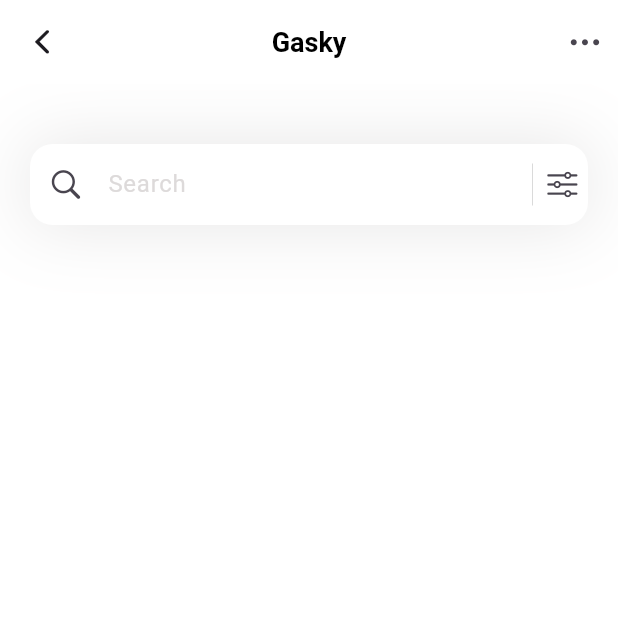
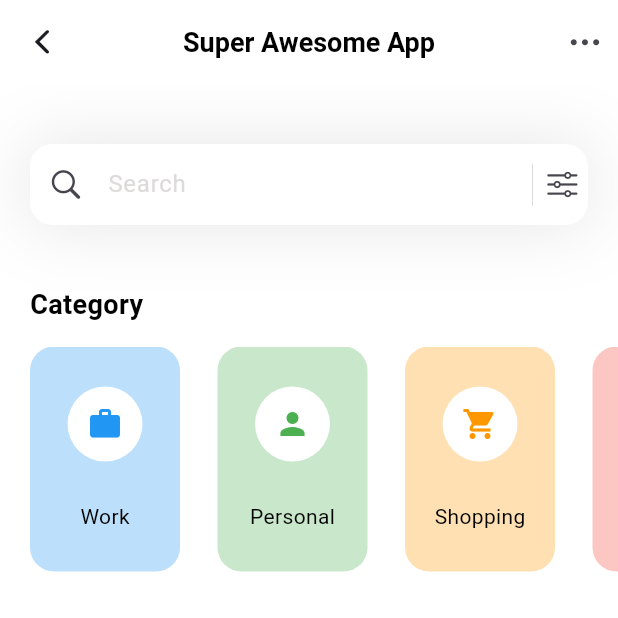
Before and after one commit to vieerr/flutter-breakfast, a Flutter app: the screen it shows after launch, on a phone screen of 412 x 824 dp, the top half of it. Run offline on Flutter 3.47's test engine with Material 3 defaults, Android fonts, the light colour scheme and no system bars; Roboto replaces fonts that are missing (roboto).

Commit message:
feat: categories section added

```diff
--- /dev/null
+++ b/lib/models/category_model.dart
@@ -0,0 +1,44 @@
+import 'package:flutter/material.dart';
+
+class CategoryModel {
+  String name;
+  IconData icon;
+  Color boxColor;
+
+  CategoryModel({
+    required this.name,
+    required this.icon,
+    required this.boxColor,
+  });
+
+  static List<CategoryModel> getCategories() {
+    List<CategoryModel> categories = [];
+
+    categories.add(
+      CategoryModel(name: 'Work', icon: Icons.work, boxColor: Colors.blue),
+    );
+    categories.add(
+      CategoryModel(
+        name: 'Personal',
+        icon: Icons.person,
+        boxColor: Colors.green,
+      ),
+    );
+    categories.add(
+      CategoryModel(
+        name: 'Shopping',
+        icon: Icons.shopping_cart,
+        boxColor: Colors.orange,
+      ),
+    );
+    categories.add(
+      CategoryModel(
+        name: 'Fitness',
+        icon: Icons.fitness_center,
+        boxColor: Colors.red,
+      ),
+    );
+
+    return categories;
+  }
+}
--- a/lib/pages/home.dart
+++ b/lib/pages/home.dart
@@ -1,15 +1,95 @@
+import 'package:flt_test/models/category_model.dart';
 import 'package:flutter/cupertino.dart';
 import 'package:flutter/material.dart';
 
-class HomePage extends StatelessWidget {
+class HomePage extends StatefulWidget {
   const HomePage({super.key});
 
   @override
+  State<HomePage> createState() => _HomePageState();
+}
+
+class _HomePageState extends State<HomePage> {
+  List<CategoryModel> categories = [];
+
+  void _getCategories() {
+    categories = CategoryModel.getCategories();
+  }
+
+  @override
   Widget build(BuildContext context) {
+    _getCategories();
     return Scaffold(
       appBar: appBar(),
       backgroundColor: Colors.white,
-      body: Column(children: [_searchField(), Container()]),
+      body: ListView(
+        // crossAxisAlignment: CrossAxisAlignment.start,
+        children: [_searchField(), _categoriesSection()],
+      ),
+    );
+  }
+
+  Column _categoriesSection() {
+    return Column(
+      crossAxisAlignment: CrossAxisAlignment.start,
+      children: [
+        SizedBox(height: 40),
+        Padding(
+          padding: const EdgeInsets.only(left: 20),
+          child: Text(
+            'Category',
+            style: TextStyle(
+              color: Colors.black,
+              fontSize: 18,
+              fontWeight: FontWeight.w600,
+            ),
+          ),
+        ),
+        SizedBox(height: 15),
+        SizedBox(
+          height: 150,
+          child: ListView.separated(
+            scrollDirection: Axis.horizontal,
+            itemCount: categories.length,
+            padding: EdgeInsets.only(left: 20, right: 20),
+            separatorBuilder: (context, index) => SizedBox(width: 25),
+            itemBuilder: (context, index) {
+              return Container(
+                width: 100,
+                decoration: BoxDecoration(
+                  color: categories[index].boxColor.withValues(alpha: 0.3),
+                  borderRadius: BorderRadius.circular(16),
+                ),
+                child: Column(
+                  mainAxisAlignment: MainAxisAlignment.spaceEvenly,
+                  children: [
+                    Container(
+                      width: 50,
+                      height: 50,
+                      decoration: BoxDecoration(
+                        color: Colors.white,
+                        shape: BoxShape.circle,
+                      ),
+                      child: Icon(
+                        categories[index].icon,
+                        color: categories[index].boxColor,
+                      ),
+                    ),
+                    Text(
+                      categories[index].name,
+                      style: TextStyle(
+                        fontWeight: FontWeight.w400,
+                        color: Colors.black,
+                        fontSize: 14,
+                      ),
+                    ),
+                  ],
+                ),
+              );
+            },
+          ),
+        ),
+      ],
     );
   }
 
@@ -65,7 +145,7 @@ class HomePage extends StatelessWidget {
   AppBar appBar() {
     return AppBar(
       title: Text(
-        "Gasky",
+        "Super Awesome App",
         style: TextStyle(
           color: Colors.black,
           fontSize: 18,
```
